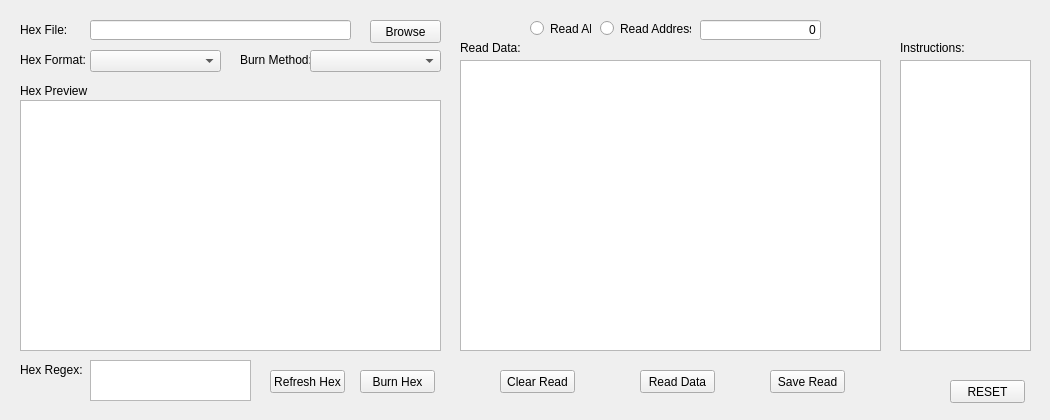
Before: the Qt Designer form src/user-interfaces/gui-programmer.ui in Donn13Darko/uC_Interfacer, drawn with Qt 5.
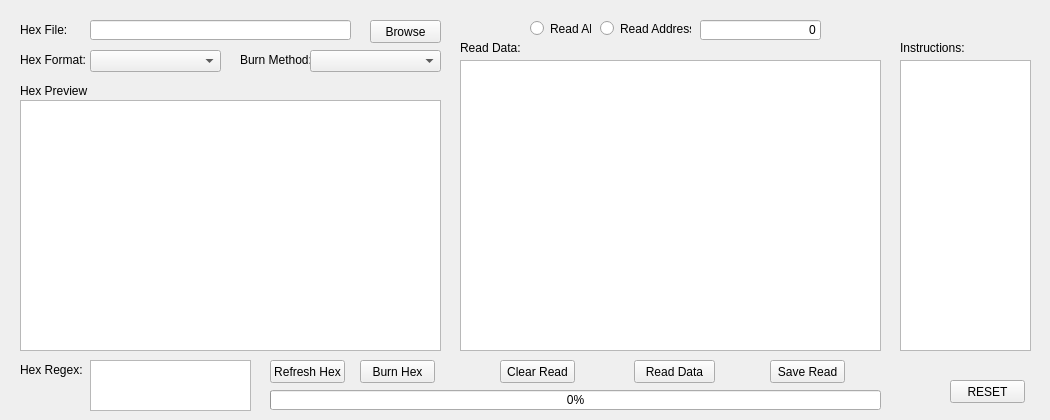
After: the same form once the commit is applied.

Commit message: Reworking send in gui_base and adding progress bars for file and data chunk transfers

```diff
--- a/src/user-interfaces/gui-programmer.ui
+++ b/src/user-interfaces/gui-programmer.ui
@@ -262,7 +262,7 @@
    <property name="geometry">
     <rect>
      <x>770</x>
-     <y>370</y>
+     <y>360</y>
      <width>75</width>
      <height>23</height>
     </rect>
@@ -277,9 +277,9 @@
   <widget class="QPushButton" name="ReadData_Button">
    <property name="geometry">
     <rect>
-     <x>640</x>
-     <y>370</y>
-     <width>75</width>
+     <x>634</x>
+     <y>360</y>
+     <width>81</width>
      <height>23</height>
     </rect>
    </property>
@@ -294,7 +294,7 @@
    <property name="geometry">
     <rect>
      <x>500</x>
-     <y>370</y>
+     <y>360</y>
      <width>75</width>
      <height>23</height>
     </rect>
@@ -310,7 +310,7 @@
    <property name="geometry">
     <rect>
      <x>360</x>
-     <y>370</y>
+     <y>360</y>
      <width>75</width>
      <height>23</height>
     </rect>
@@ -326,7 +326,7 @@
    <property name="geometry">
     <rect>
      <x>270</x>
-     <y>370</y>
+     <y>360</y>
      <width>75</width>
      <height>23</height>
     </rect>
@@ -360,7 +360,7 @@
      <x>90</x>
      <y>360</y>
      <width>161</width>
-     <height>41</height>
+     <height>51</height>
     </rect>
    </property>
    <property name="frameShape">
@@ -379,6 +379,19 @@
     <bool>false</bool>
    </property>
   </widget>
+  <widget class="QProgressBar" name="Programmer_ProgressBar">
+   <property name="geometry">
+    <rect>
+     <x>270</x>
+     <y>390</y>
+     <width>611</width>
+     <height>20</height>
+    </rect>
+   </property>
+   <property name="value">
+    <number>0</number>
+   </property>
+  </widget>
  </widget>
  <resources/>
  <connections/>
```
The commit also changes 17 other files.
